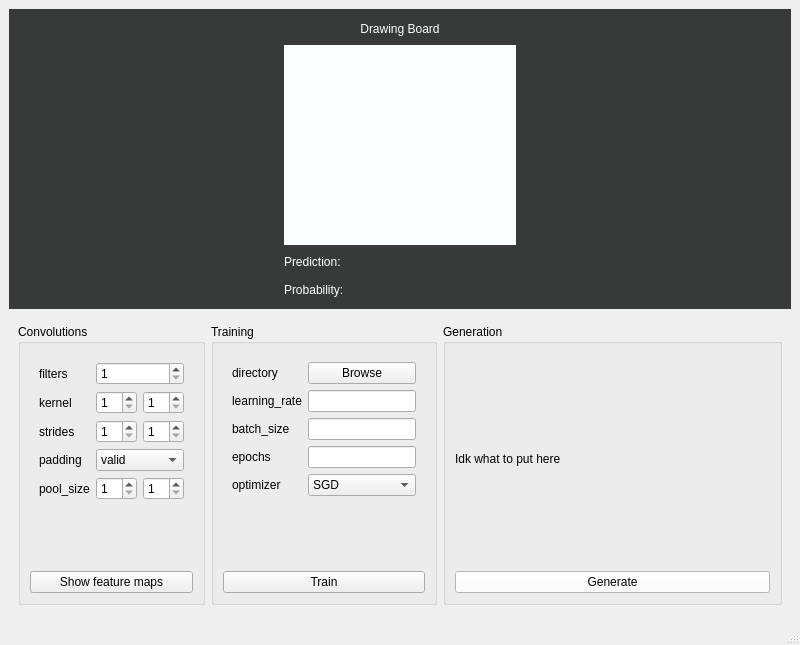
Qt form mainwindow.ui (temujin-lampasa/classifier_GUI) before a commit.
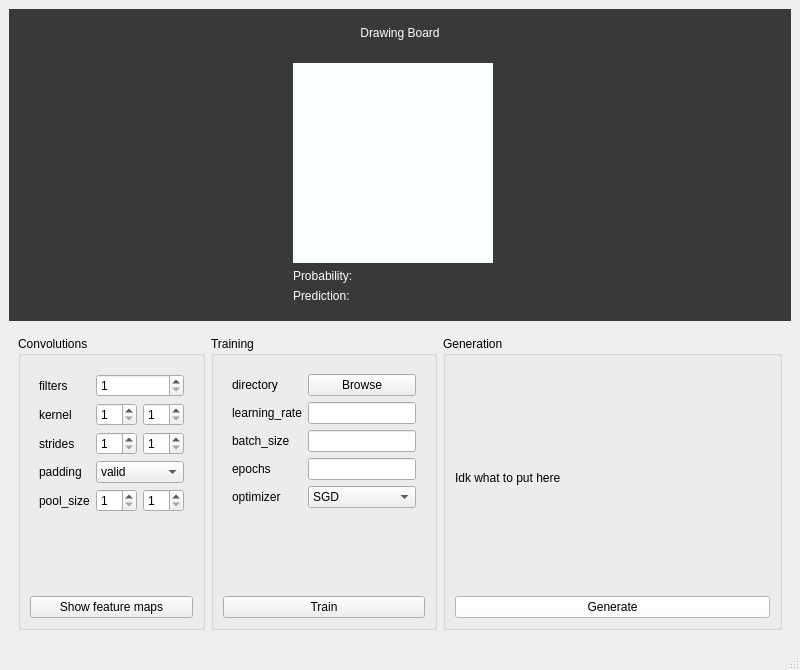
The same form after that commit. Custom widgets are drawn as their Qt base class.

Commit message: Promote label to paintWidget

Diff of the .ui file:
```diff
--- a/mainwindow.ui
+++ b/mainwindow.ui
@@ -7,7 +7,7 @@
     <x>0</x>
     <y>0</y>
     <width>800</width>
-    <height>645</height>
+    <height>670</height>
    </rect>
   </property>
   <property name="sizePolicy">
@@ -19,13 +19,13 @@
   <property name="minimumSize">
    <size>
     <width>800</width>
-    <height>645</height>
+    <height>670</height>
    </size>
   </property>
   <property name="maximumSize">
    <size>
     <width>800</width>
-    <height>645</height>
+    <height>670</height>
    </size>
   </property>
   <property name="windowTitle">
@@ -35,6 +35,18 @@
    <layout class="QVBoxLayout" name="verticalLayout">
     <item>
      <widget class="QWidget" name="widget" native="true">
+      <property name="minimumSize">
+       <size>
+        <width>0</width>
+        <height>0</height>
+       </size>
+      </property>
+      <property name="baseSize">
+       <size>
+        <width>0</width>
+        <height>350</height>
+       </size>
+      </property>
       <property name="palette">
        <palette>
         <active>
@@ -488,7 +500,11 @@
         <number>0</number>
        </property>
        <item>
-        <widget class="QWidget" name="widget_4" native="true"/>
+        <widget class="QLabel" name="label_4">
+         <property name="text">
+          <string/>
+         </property>
+        </widget>
        </item>
        <item>
         <widget class="QWidget" name="widget_5" native="true">
@@ -504,13 +520,34 @@
            </widget>
           </item>
           <item>
-           <widget class="QLabel" name="label_3">
+           <widget class="QWidget" name="widget_3" native="true">
+            <layout class="QVBoxLayout" name="verticalLayout_8">
+             <item>
+              <widget class="paintWidget" name="label_18">
+               <property name="sizePolicy">
+                <sizepolicy hsizetype="Fixed" vsizetype="Fixed">
+                 <horstretch>0</horstretch>
+                 <verstretch>0</verstretch>
+                </sizepolicy>
+               </property>
             <property name="minimumSize">
              <size>
               <width>200</width>
               <height>200</height>
              </size>
             </property>
+               <property name="maximumSize">
+                <size>
+                 <width>200</width>
+                 <height>200</height>
+                </size>
+               </property>
+               <property name="baseSize">
+                <size>
+                 <width>200</width>
+                 <height>200</height>
+                </size>
+               </property>
             <property name="palette">
              <palette>
               <active>
@@ -953,24 +990,23 @@
               </disabled>
              </palette>
             </property>
+               <property name="layoutDirection">
+                <enum>Qt::LeftToRight</enum>
+               </property>
             <property name="autoFillBackground">
              <bool>true</bool>
             </property>
             <property name="text">
              <string/>
             </property>
+               <property name="scaledContents">
+                <bool>false</bool>
+               </property>
             <property name="alignment">
              <set>Qt::AlignCenter</set>
             </property>
            </widget>
           </item>
-          <item>
-           <widget class="QLabel" name="prediction_label">
-            <property name="text">
-             <string>Prediction:</string>
-            </property>
-           </widget>
-          </item>
           <item>
            <widget class="QLabel" name="probability_label">
             <property name="text">
@@ -978,11 +1014,25 @@
             </property>
            </widget>
           </item>
+             <item>
+              <widget class="QLabel" name="prediction_label">
+               <property name="text">
+                <string>Prediction:</string>
+               </property>
+              </widget>
+             </item>
          </layout>
         </widget>
        </item>
+         </layout>
+        </widget>
+       </item>
        <item>
-        <widget class="QWidget" name="widget_6" native="true"/>
+        <widget class="QLabel" name="label_6">
+         <property name="text">
+          <string/>
+         </property>
+        </widget>
        </item>
       </layout>
      </widget>
@@ -1803,6 +1853,14 @@
   </widget>
   <widget class="QStatusBar" name="statusbar"/>
  </widget>
+ <customwidgets>
+  <customwidget>
+   <class>paintWidget</class>
+   <extends>QLabel</extends>
+   <header>paintwidget</header>
+   <container>1</container>
+  </customwidget>
+ </customwidgets>
  <resources/>
  <connections/>
 </ui>
```
Lines whose indentation alone changed are shown as unchanged. The commit also changes 1 other file.
